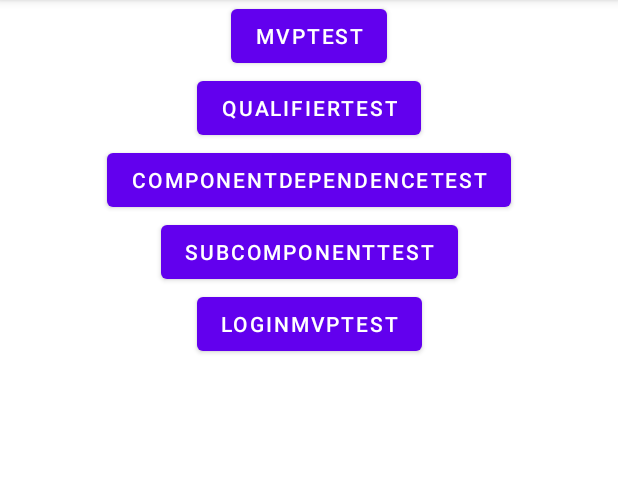
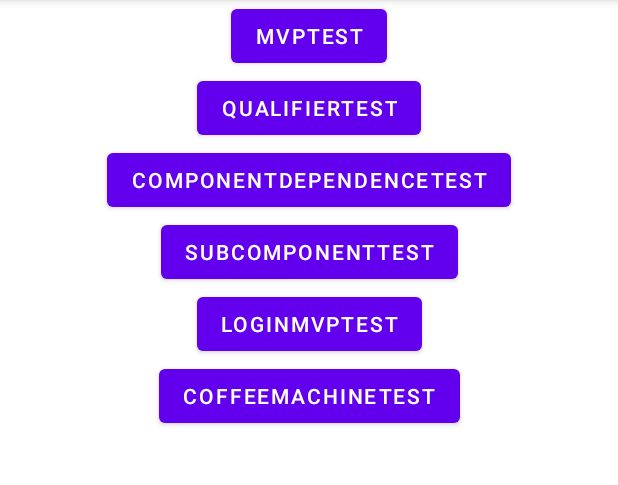
Before and after one commit to ruoxuanFu/AndroidTips, an Android app: the screen it shows after launch (MainActivity), on a phone screen of 412 x 824 dp, the part 84-569 px from its top. Run offline under Robolectric (Android 15) with nearby library versions, the phone set to English and light mode, and no system bars; 1 statement that could not run was skipped.

Commit message:
first commit

```diff
--- a/Dagger2/app/src/main/AndroidManifest.xml
+++ b/Dagger2/app/src/main/AndroidManifest.xml
@@ -14,6 +14,9 @@
         android:supportsRtl="true"
         android:theme="@style/Theme.MyDagger2Test"
         tools:targetApi="31">
+        <activity
+            android:name=".coffeemachinetest.CoffeeMachineActivity"
+            android:exported="false" />
         <activity
             android:name=".loginmvptest.ui.LoginActivity"
             android:exported="false" />
--- a/Dagger2/app/src/main/java/com/fdd/mydagger2test/MainActivity.java
+++ b/Dagger2/app/src/main/java/com/fdd/mydagger2test/MainActivity.java
@@ -5,6 +5,7 @@ import android.os.Bundle;
 
 import androidx.appcompat.app.AppCompatActivity;
 
+import com.fdd.mydagger2test.coffeemachinetest.CoffeeMachineActivity;
 import com.fdd.mydagger2test.componentdependence.ComponentDependenceTestActivity;
 import com.fdd.mydagger2test.databinding.ActivityMainBinding;
 import com.fdd.mydagger2test.loginmvptest.ui.LoginActivity;
@@ -29,5 +30,6 @@ public class MainActivity extends AppCompatActivity {
                 ComponentDependenceTestActivity.class)));
         binding.btnSubComponent.setOnClickListener(view -> startActivity(new Intent(this, SubComponentActivity.class)));
         binding.btnLoginMvpTest.setOnClickListener(view -> startActivity(new Intent(this, LoginActivity.class)));
+        binding.btnCoffeeMachineTest.setOnClickListener(view -> startActivity(new Intent(this, CoffeeMachineActivity.class)));
     }
 }
--- /dev/null
+++ b/Dagger2/app/src/main/java/com/fdd/mydagger2test/coffeemachinetest/CoffeeMaker.java
@@ -0,0 +1,5 @@
+package com.fdd.mydagger2test.coffeemachinetest;
+
+public interface CoffeeMaker {
+    String makeCoffee();
+}
--- a/Dagger2/app/src/main/res/layout/activity_main.xml
+++ b/Dagger2/app/src/main/res/layout/activity_main.xml
@@ -51,4 +51,13 @@
         app:layout_constraintStart_toStartOf="parent"
         app:layout_constraintTop_toBottomOf="@+id/btnSubComponent" />
 
+    <Button
+        android:id="@+id/btnCoffeeMachineTest"
+        android:layout_width="wrap_content"
+        android:layout_height="wrap_content"
+        android:text="CoffeeMachineTest"
+        app:layout_constraintEnd_toEndOf="parent"
+        app:layout_constraintStart_toStartOf="parent"
+        app:layout_constraintTop_toBottomOf="@+id/btnLoginMvpTest" />
+
 </androidx.constraintlayout.widget.ConstraintLayout>
```
Also changed, not shown: Dagger2/app/src/main/java/com/fdd/mydagger2test/coffeemachinetest/CoffeeMachine.java (added, +16 -0 lines), Dagger2/app/src/main/java/com/fdd/mydagger2test/coffeemachinetest/CoffeeMachineActivity.java (added, +28 -0 lines), Dagger2/app/src/main/java/com/fdd/mydagger2test/coffeemachinetest/Cooker.java (added, +33 -0 lines), Dagger2/app/src/main/java/com/fdd/mydagger2test/coffeemachinetest/SimpleMaker.java (added, +18 -0 lines), Dagger2/app/src/main/java/com/fdd/mydagger2test/coffeemachinetest/SimpleMakerComponent.java (added, +8 -0 lines), Dagger2/app/src/main/java/com/fdd/mydagger2test/coffeemachinetest/SimpleMakerModule.java (added, +18 -0 lines), Dagger2/app/src/main/res/layout/activity_coffee_machine.xml (added, +9 -0 lines).
